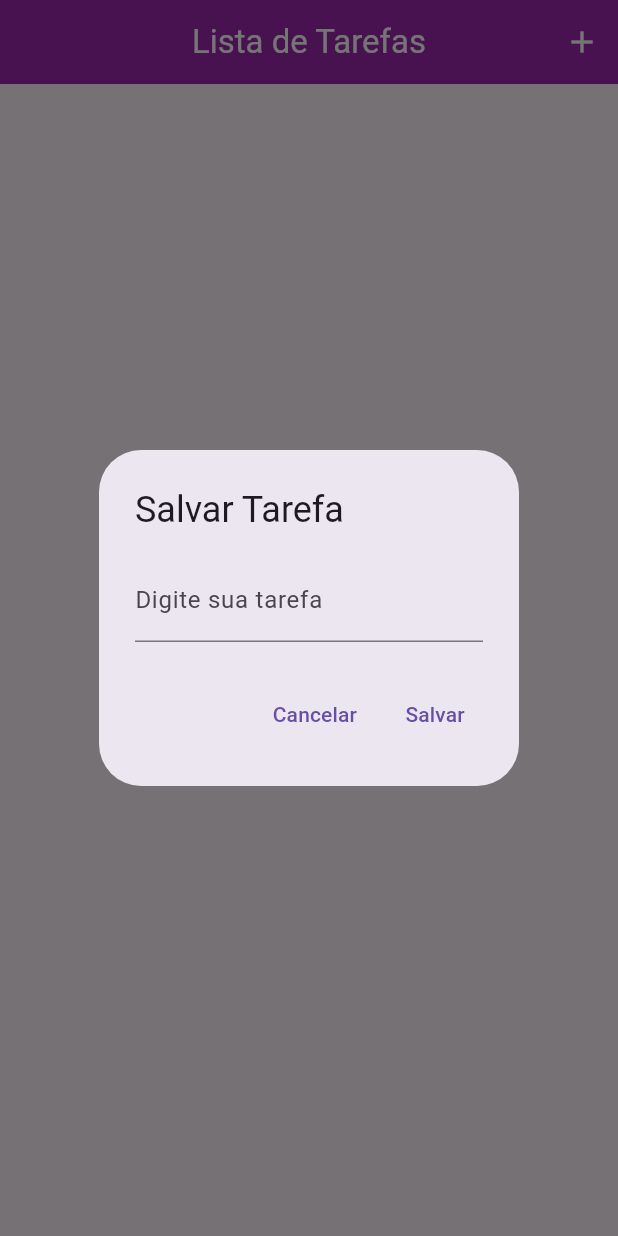
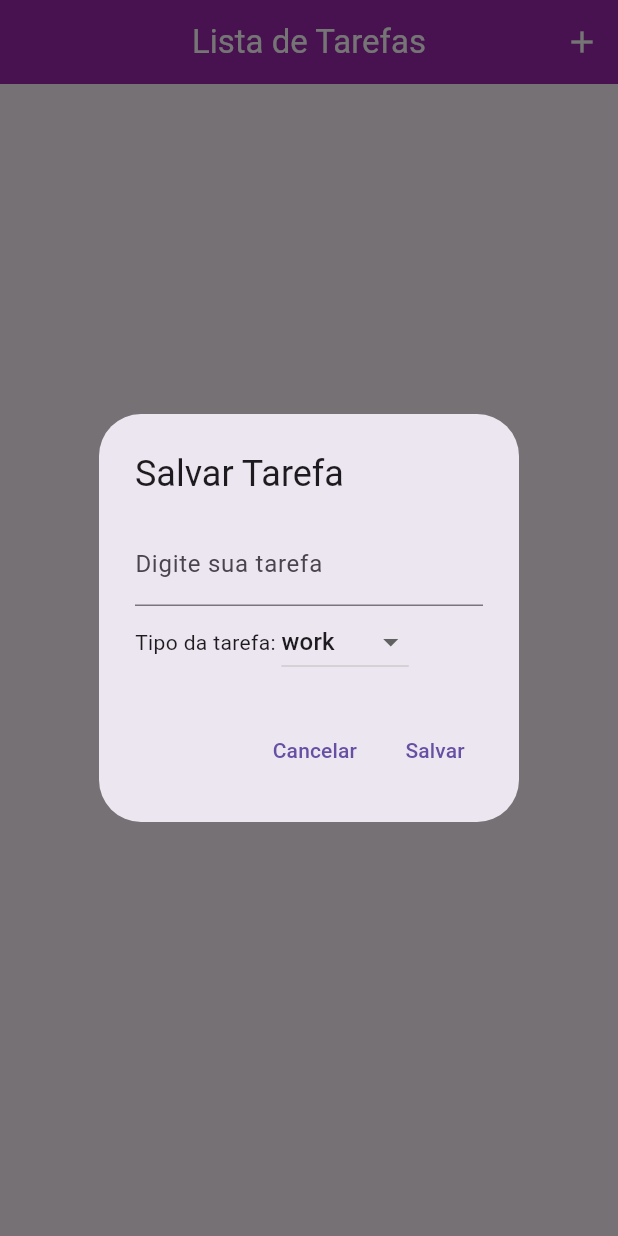
Before and after one commit to MarcosCompUff/task-list, a Flutter app: the DashboardPage screen opened by its route, after a tap on the "add" icon, on a phone screen of 412 x 824 dp. Run offline on Flutter 3.47's test engine with Material 3 defaults, Android fonts, the phone set to English and light mode, and no system bars; our stand-ins replace sqflite; accounts and stored records are empty.

Commit message:
dropdown com o tipo da tarefa adicionado

```diff
--- a/lib/model/task.dart
+++ b/lib/model/task.dart
@@ -1,20 +1,41 @@
+enum Tipo {work, selfCare, fitness, learn, errand}
+
 class Task {
   int? id;
+  late int user_id;
+  late int board_id;
   late String title;
-  int? done;
+  late String note;
+  late DateTime date;
+  late DateTime startTime;
+  late DateTime endTime;
+  int? isCompleted;
 
-  Task(this.title, {done = 0});
+
+  Task(this.title, this.board_id, {isCompleted = 0});
 
   Task.fromMap(Map map) {
     this.id = map["id"];
+    this.user_id = map["user_id"];
+    this.board_id = map["board_id"];
     this.title = map["title"];
-    this.done = map["done"];
+    this.note = map["note"];
+    this.date = map["date"];
+    this.startTime = map["startTime"];
+    this.endTime = map["endTime"];
+    this.isCompleted = map["isCompleted"];
   }
 
   Map<String, dynamic> toMap() {
     Map<String, dynamic> map = {
+      "user_id": this.user_id,
+      "board_id": this.board_id,
       "title": this.title,
-      "done": this.done
+      "note": this.note,
+      "date": this.date,
+      "startTime": this.startTime,
+      "endTime": this.endTime,
+      "isCompleted": this.isCompleted
     };
 
     if (this.id != null) {
--- a/lib/pages/dashboard_page.dart
+++ b/lib/pages/dashboard_page.dart
@@ -17,6 +17,7 @@ class _DashboardPageState extends State<DashboardPage> {
   //List<Map<String, dynamic>> _listaTarefas = [];
   List<Task> taskList = [];
   final TextEditingController _controllerTarefa = TextEditingController();
+  Tipo tipo = Tipo.work;
   final _db = DbHelper();
 
   Future<File> _getFile() async {
@@ -29,15 +30,16 @@ class _DashboardPageState extends State<DashboardPage> {
   /* Implementar função abaixo  */
   _saveTarefa() async {
     String taskStr = _controllerTarefa.text;
+    int board_id = tipo.index;
 
     /*Map<String, dynamic> task = {
       "title": taskStr,
       "done": false
     };*/
-    Task task = Task(taskStr);
-    task.done = 0;
+    Task task = Task(taskStr, board_id);
+    task.isCompleted = 0;
     taskList.add(task);
-    debugPrint("SaveTarefa: ${task.title}, ${task.done}");
+    debugPrint("SaveTarefa: ${task.title}, ${task.isCompleted}");
     int result = await _db.insertTask(task);
     debugPrint("id: $result");
     getTasks();
@@ -108,11 +110,35 @@ class _DashboardPageState extends State<DashboardPage> {
     builder: (context) {
       return AlertDialog(
         title: Text("$label Tarefa"),
-        content: TextField(
-            controller: _controllerTarefa,
-            decoration:
-                const InputDecoration(labelText: "Digite sua tarefa"),
-            onChanged: (text) {}),
+        content: Column(
+          mainAxisSize: MainAxisSize.min,
+          children: [
+            TextField(
+              controller: _controllerTarefa,
+              decoration: const InputDecoration(labelText: "Digite sua tarefa"),
+              onChanged: (text) {}
+            ),
+            Row(
+              children: [
+                const Text("Tipo da tarefa: "),
+                DropdownButton<Tipo>(
+                  value: tipo,
+                  onChanged: (Tipo? newValue) {
+                    setState(() {
+                      tipo = newValue!;
+                    });
+                  },
+                  items: Tipo.values.map((Tipo type) {
+                    return DropdownMenuItem<Tipo>(
+                      value: type,
+                      child: Text(type.toString().split('.').last),
+                    );
+                  }).toList(),
+                ),
+              ],
+            )
+          ],
+        ),
         actions: [
           TextButton(
               onPressed: () {
@@ -130,7 +156,8 @@ class _DashboardPageState extends State<DashboardPage> {
 
                 Navigator.pop(context);
               },
-              child: Text(label)),
+              child: Text(label)
+          ),
         ],
       );
     });
@@ -226,14 +253,14 @@ class _DashboardPageState extends State<DashboardPage> {
                   },
                   child: CheckboxListTile(
                     title: Text(taskList[index].title),
-                    value: taskList[index].done==1,
+                    value: taskList[index].isCompleted == 1,
                     onChanged: (bool? newVal) async{
                       Task task = taskList[index];
 
                       if (newVal == true) {
-                        task.done = 1;
+                        task.isCompleted = 1;
                       } else {
-                        task.done = 0;
+                        task.isCompleted = 0;
                       }
 
                       int result = await _db.updateTask(task);
```
